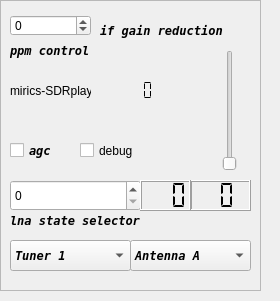
The window that devices/sdrplay-handler/sdrplay-widget.ui (JvanKatwijk/qt-dab) describes before a commit, drawn with Qt 5.
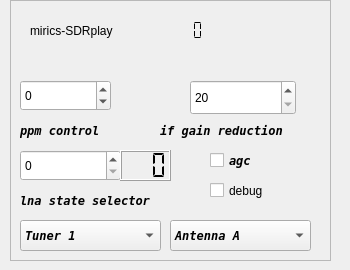
The same window after the commit.

Commit message: minot change in sdrplay-handler

The edit to the form file:
```diff
--- a/devices/sdrplay-handler/sdrplay-widget.ui
+++ b/devices/sdrplay-handler/sdrplay-widget.ui
@@ -6,8 +6,8 @@
    <rect>
     <x>0</x>
     <y>0</y>
-    <width>280</width>
-    <height>301</height>
+    <width>350</width>
+    <height>270</height>
    </rect>
   </property>
   <property name="windowTitle">
@@ -16,10 +16,10 @@
   <widget class="QFrame" name="frame">
    <property name="geometry">
     <rect>
-     <x>0</x>
+     <x>10</x>
      <y>0</y>
-     <width>261</width>
-     <height>291</height>
+     <width>321</width>
+     <height>261</height>
     </rect>
    </property>
    <property name="frameShape">
@@ -31,9 +31,9 @@
    <widget class="QLabel" name="deviceLabel">
     <property name="geometry">
      <rect>
-      <x>10</x>
-      <y>80</y>
-      <width>81</width>
+      <x>20</x>
+      <y>20</y>
+      <width>121</width>
       <height>21</height>
      </rect>
     </property>
@@ -57,8 +57,8 @@
    <widget class="QLCDNumber" name="api_version">
     <property name="geometry">
      <rect>
-      <x>90</x>
-      <y>80</y>
+      <x>130</x>
+      <y>20</y>
       <width>81</width>
       <height>21</height>
      </rect>
@@ -73,52 +73,11 @@
      <enum>QLCDNumber::Flat</enum>
     </property>
    </widget>
-   <widget class="QSlider" name="ifgainSlider">
-    <property name="geometry">
-     <rect>
-      <x>220</x>
-      <y>50</y>
-      <width>20</width>
-      <height>121</height>
-     </rect>
-    </property>
-    <property name="toolTip">
-     <string>&lt;html&gt;&lt;head/&gt;&lt;body&gt;&lt;p&gt;gain slider, its value is used as measure for the gain reduction of the baseband signal. If the agc is selected, the slider is not effective and is not shown.&lt;/p&gt;&lt;/body&gt;&lt;/html&gt;</string>
-    </property>
-    <property name="minimum">
-     <number>20</number>
-    </property>
-    <property name="maximum">
-     <number>59</number>
-    </property>
-    <property name="orientation">
-     <enum>Qt::Vertical</enum>
-    </property>
-   </widget>
-   <widget class="QLCDNumber" name="GRdBDisplay">
-    <property name="geometry">
-     <rect>
-      <x>190</x>
-      <y>180</y>
-      <width>61</width>
-      <height>31</height>
-     </rect>
-    </property>
-    <property name="toolTip">
-     <string>&lt;html&gt;&lt;head/&gt;&lt;body&gt;&lt;p&gt;The display shows the gain reduction applied to the baseband signal in the device.&lt;/p&gt;&lt;/body&gt;&lt;/html&gt;</string>
-    </property>
-    <property name="digitCount">
-     <number>2</number>
-    </property>
-    <property name="segmentStyle">
-     <enum>QLCDNumber::Flat</enum>
-    </property>
-   </widget>
    <widget class="QCheckBox" name="agcControl">
     <property name="geometry">
      <rect>
-      <x>10</x>
-      <y>140</y>
+      <x>200</x>
+      <y>150</y>
       <width>71</width>
       <height>21</height>
      </rect>
@@ -142,9 +101,9 @@
     <property name="geometry">
      <rect>
       <x>10</x>
-      <y>15</y>
-      <width>81</width>
-      <height>21</height>
+      <y>80</y>
+      <width>91</width>
+      <height>31</height>
      </rect>
     </property>
     <property name="toolTip">
@@ -160,10 +119,10 @@
    <widget class="QLabel" name="serialNumber">
     <property name="geometry">
      <rect>
-      <x>10</x>
-      <y>110</y>
-      <width>151</width>
-      <height>20</height>
+      <x>20</x>
+      <y>50</y>
+      <width>171</width>
+      <height>21</height>
      </rect>
     </property>
     <property name="text">
@@ -173,9 +132,9 @@
    <widget class="QComboBox" name="antennaSelector">
     <property name="geometry">
      <rect>
-      <x>130</x>
-      <y>240</y>
-      <width>121</width>
+      <x>160</x>
+      <y>220</y>
+      <width>141</width>
       <height>31</height>
      </rect>
     </property>
@@ -205,8 +164,8 @@
     <property name="geometry">
      <rect>
       <x>10</x>
-      <y>180</y>
-      <width>131</width>
+      <y>150</y>
+      <width>101</width>
       <height>31</height>
      </rect>
     </property>
@@ -217,8 +176,8 @@
    <widget class="QLCDNumber" name="lnaGRdBDisplay">
     <property name="geometry">
      <rect>
-      <x>140</x>
-      <y>180</y>
+      <x>110</x>
+      <y>150</y>
       <width>51</width>
       <height>31</height>
      </rect>
@@ -237,8 +196,8 @@
     <property name="geometry">
      <rect>
       <x>10</x>
-      <y>240</y>
-      <width>121</width>
+      <y>220</y>
+      <width>141</width>
       <height>31</height>
      </rect>
     </property>
@@ -267,8 +226,8 @@
    <widget class="QCheckBox" name="debugControl">
     <property name="geometry">
      <rect>
-      <x>80</x>
-      <y>140</y>
+      <x>200</x>
+      <y>180</y>
       <width>88</width>
       <height>21</height>
      </rect>
@@ -281,7 +240,7 @@
     <property name="geometry">
      <rect>
       <x>10</x>
-      <y>40</y>
+      <y>120</y>
       <width>101</width>
       <height>21</height>
      </rect>
@@ -301,8 +260,8 @@
    <widget class="QLabel" name="gainsliderLabel">
     <property name="geometry">
      <rect>
-      <x>100</x>
-      <y>20</y>
+      <x>150</x>
+      <y>120</y>
       <width>151</width>
       <height>21</height>
      </rect>
@@ -323,7 +282,7 @@
     <property name="geometry">
      <rect>
       <x>10</x>
-      <y>210</y>
+      <y>190</y>
       <width>171</width>
       <height>21</height>
      </rect>
@@ -340,6 +299,22 @@
      <string>lna state selector</string>
     </property>
    </widget>
+   <widget class="QSpinBox" name="GRdBSelector">
+    <property name="geometry">
+     <rect>
+      <x>180</x>
+      <y>80</y>
+      <width>106</width>
+      <height>35</height>
+     </rect>
+    </property>
+    <property name="minimum">
+     <number>20</number>
+    </property>
+    <property name="maximum">
+     <number>59</number>
+    </property>
+   </widget>
   </widget>
  </widget>
  <resources/>
```
The commit also changes 4 other files.
